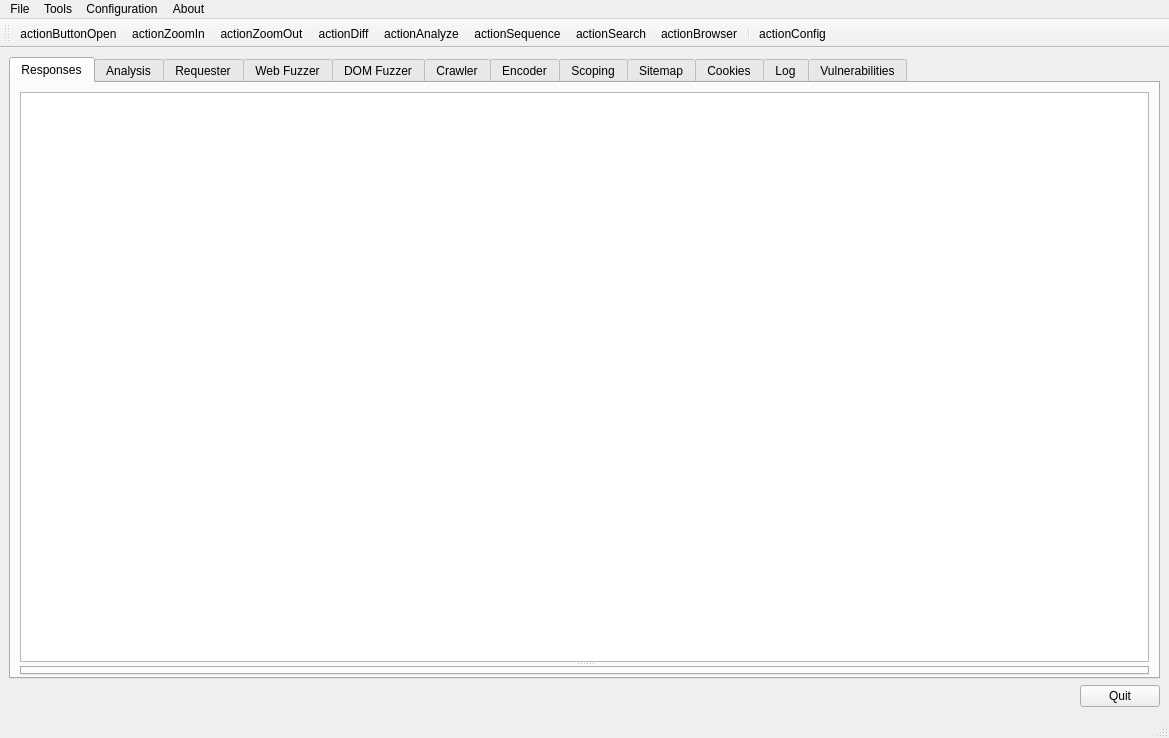
Before: the Qt Designer form ui/RaftMain.ui in Averroes/raft, drawn with Qt 5.
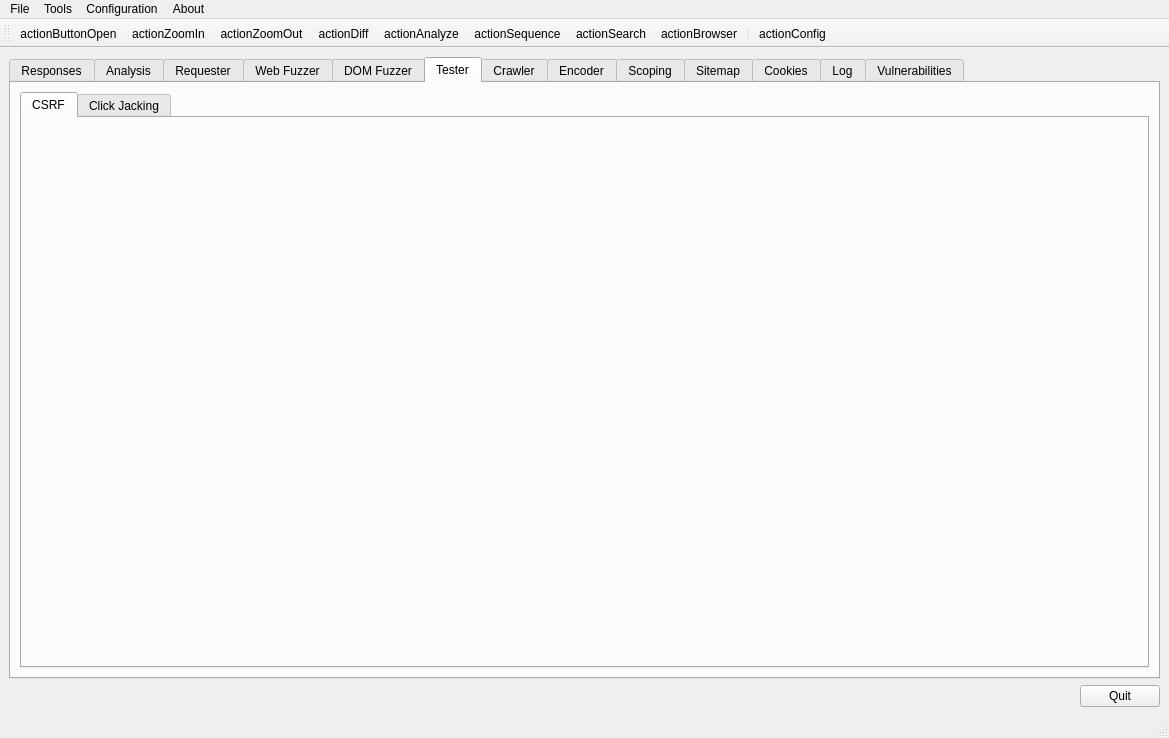
After: the same form once the commit is applied. The open tabs and pages were chosen to show the change. Icons and pictures are not drawn.

Commit message: Stubbed out Tester tab and context menu actions

```diff
--- a/ui/RaftMain.ui
+++ b/ui/RaftMain.ui
@@ -1431,6 +1431,30 @@
         </item>
        </layout>
       </widget>
+      <widget class="QWidget" name="tabMainTester">
+       <attribute name="title">
+        <string>Tester</string>
+       </attribute>
+       <layout class="QVBoxLayout" name="verticalLayout_33">
+        <item>
+         <widget class="QTabWidget" name="testerTabWidget">
+          <property name="currentIndex">
+           <number>0</number>
+          </property>
+          <widget class="QWidget" name="testerCSRFTab">
+           <attribute name="title">
+            <string>CSRF</string>
+           </attribute>
+          </widget>
+          <widget class="QWidget" name="testerClickJackingTab">
+           <attribute name="title">
+            <string>Click Jacking</string>
+           </attribute>
+          </widget>
+         </widget>
+        </item>
+       </layout>
+      </widget>
       <widget class="QWidget" name="tabMainCrawler">
        <attribute name="title">
         <string>Crawler</string>
```
The commit also changes 5 other files.
